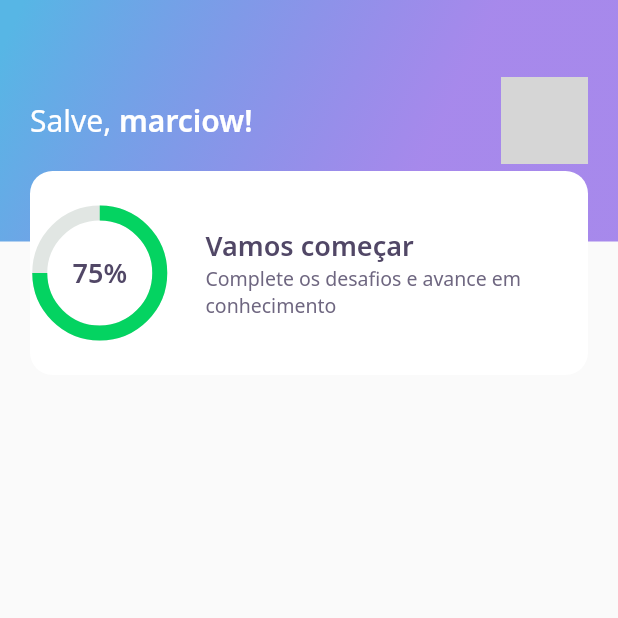
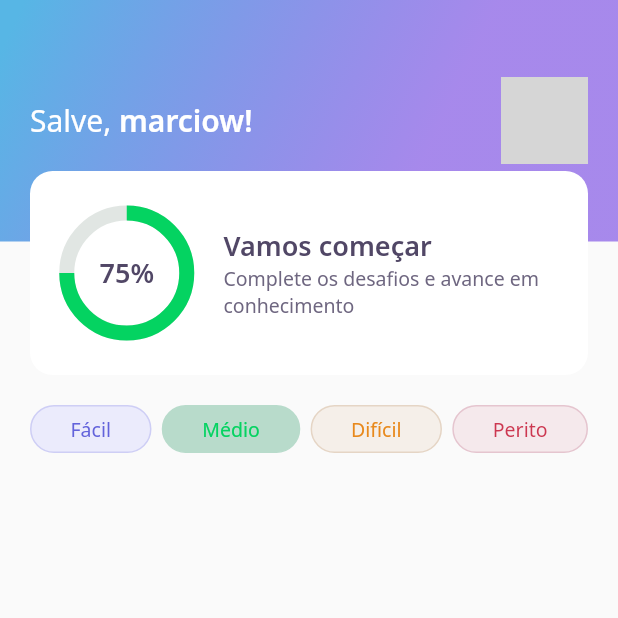
Before and after one commit to mrodriguesfilho/devquiz, a Flutter app: the screen it shows after launch, on a phone screen of 412 x 824 dp, the top half of it. Run offline on Flutter 3.47's test engine with Material 2 defaults, Android fonts, the phone set to English and light mode, and no system bars; our stand-ins replace google_fonts; network calls fail; grey boxes are pictures that could not be loaded.

Commit message:
Day 1 done

```diff
--- a/lib/home/home_page.dart
+++ b/lib/home/home_page.dart
@@ -1,4 +1,5 @@
 import 'package:DevQuiz/home/widgets/app_bar/app_bar_widget.dart';
+import 'package:DevQuiz/home/widgets/level_button/level_button_widget.dart';
 import 'package:flutter/material.dart';
 
 class HomePage extends StatefulWidget {
@@ -12,7 +13,24 @@ class _HomePageState extends State<HomePage> {
   @override
   Widget build(BuildContext context) {
     return Scaffold(
-      appBar: AppBarWidget(),
-    );
+        appBar: AppBarWidget(),
+        body: Padding(
+          padding: const EdgeInsets.symmetric(horizontal: 20, vertical: 20),
+          child: Row(
+            mainAxisAlignment: MainAxisAlignment.spaceBetween,
+            children: [
+              LevelButtonWidget(
+                label: "Fácil",
+              ),
+              LevelButtonWidget(
+                label: "Médio",
+              ),
+              LevelButtonWidget(
+                label: "Difícil",
+              ),
+              LevelButtonWidget(label: "Perito"),
+            ],
+          ),
+        ));
   }
 }
--- /dev/null
+++ b/lib/home/widgets/level_button/level_button_widget.dart
@@ -0,0 +1,58 @@
+import 'package:DevQuiz/core/app_colors.dart';
+import 'package:flutter/material.dart';
+import 'package:google_fonts/google_fonts.dart';
+
+class LevelButtonWidget extends StatelessWidget {
+  final String label;
+  LevelButtonWidget({
+    Key? key,
+    required this.label,
+  })   : assert(["Fácil", "Médio", "Difícil", "Perito"].contains(label)),
+        super(key: key);
+
+  final config = {
+    "Fácil": {
+      "color": AppColors.levelButtonFacil,
+      "borderColor": AppColors.levelButtonBorderFacil,
+      "fontColor": AppColors.levelButtonTextFacil,
+    },
+    "Médio": {
+      "color": AppColors.levelButtonBorderMedio,
+      "borderColor": AppColors.levelButtonBorderMedio,
+      "fontColor": AppColors.levelButtonTextMedio,
+    },
+    "Difícil": {
+      "color": AppColors.levelButtonDificil,
+      "borderColor": AppColors.levelButtonBorderDificil,
+      "fontColor": AppColors.levelButtonTextDificil,
+    },
+    "Perito": {
+      "color": AppColors.levelButtonPerito,
+      "borderColor": AppColors.levelButtonBorderPerito,
+      "fontColor": AppColors.levelButtonTextPerito,
+    },
+  };
+
+  Color get color => config[label]!['color']!;
+  Color get borderColor => config[label]!['borderColor']!;
+  Color get fontColor => config[label]!['fontColor']!;
+
+  @override
+  Widget build(BuildContext context) {
+    return Container(
+      decoration: BoxDecoration(
+        color: color,
+        border: Border.fromBorderSide(BorderSide(color: borderColor)),
+        borderRadius: BorderRadius.circular(28),
+      ),
+      child: Padding(
+        padding: const EdgeInsets.symmetric(horizontal: 26, vertical: 6),
+        child: Text(label,
+            style: GoogleFonts.notoSans(
+              color: fontColor,
+              fontSize: 13,
+            )),
+      ),
+    );
+  }
+}
--- a/lib/home/widgets/score_card/score_card_widget.dart
+++ b/lib/home/widgets/score_card/score_card_widget.dart
@@ -12,7 +12,10 @@ class ScoreCardWidget extends StatelessWidget {
           height: 136,
           decoration: BoxDecoration(
               color: AppColors.white, borderRadius: BorderRadius.circular(15)),
+          child: Padding(
+            padding: const EdgeInsets.symmetric(horizontal: 24),
             child: Row(
+              mainAxisAlignment: MainAxisAlignment.center,
               crossAxisAlignment: CrossAxisAlignment.center,
               children: [
                 Expanded(
@@ -35,6 +38,7 @@ class ScoreCardWidget extends StatelessWidget {
                   ),
                 )
               ],
+            ),
           )),
     );
   }
```
Lines whose indentation alone changed are shown as unchanged.
